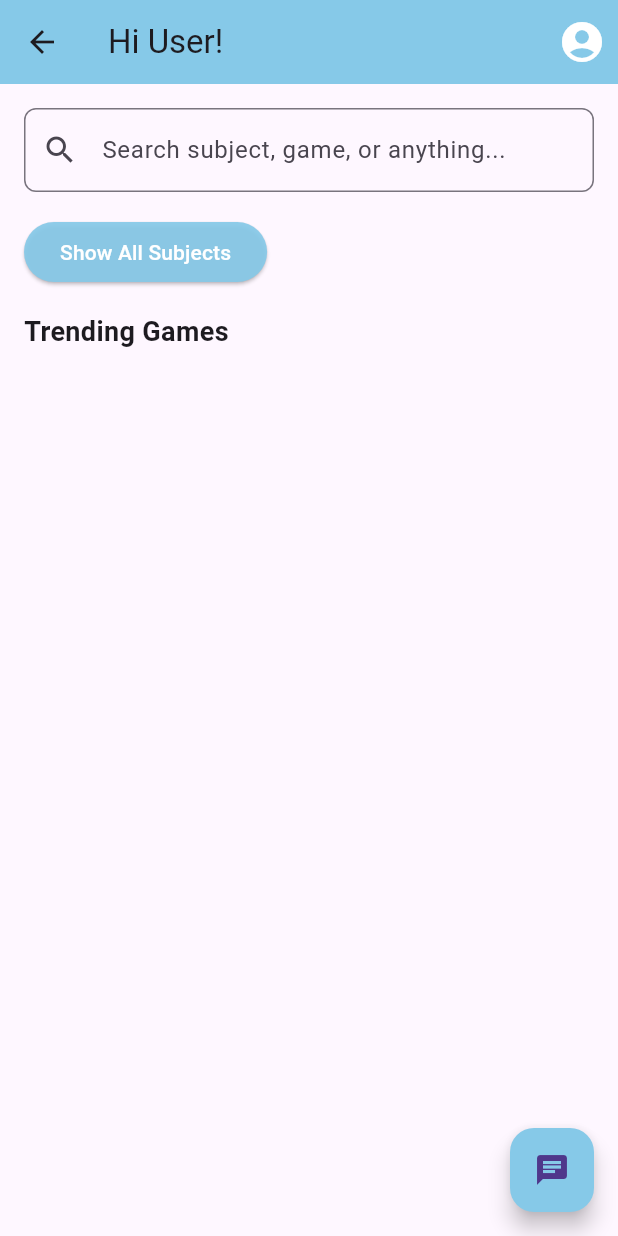
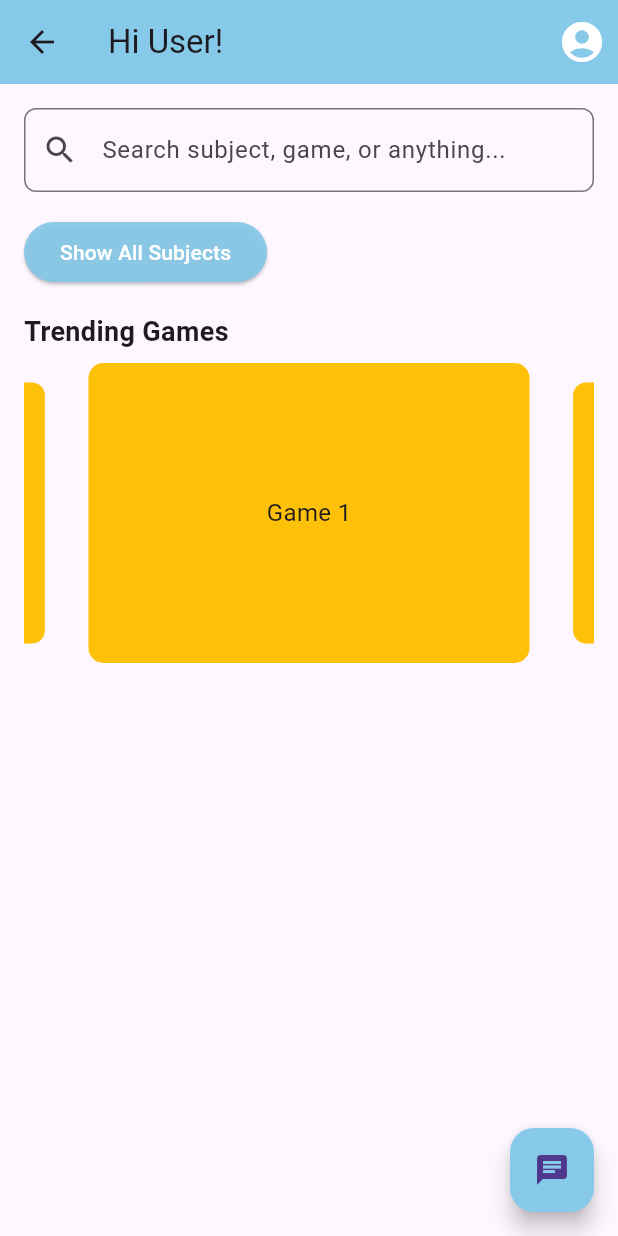
Before and after one commit to cs-cspit/23CS-SEM4-CSE210_41_48_53, a Flutter app: the HomeScreen screen opened directly, on a phone screen of 412 x 824 dp. Run offline on Flutter 3.47's test engine with Material 3 defaults, Android fonts, the phone set to English and light mode, and no system bars; drawn by our look-alikes of carousel_slider; our stand-ins replace firebase_auth, google_sign_in, image_picker; accounts and stored records are empty.

```diff
--- a/lib/home_screen.dart
+++ b/lib/home_screen.dart
@@ -1,38 +1,111 @@
+// // import 'package:flutter/material.dart';
+
+// // void main() {
+// //   runApp(const MyApp());
+// // }
+
+// // class MyApp extends StatelessWidget {
+// //   const MyApp({super.key});
+
+// //   @override
+// //   Widget build(BuildContext context) {
+// //     return MaterialApp(
+// //       title: 'Flutter Demo',
+// //       theme: ThemeData(
+// //         colorScheme: ColorScheme.fromSeed(seedColor: Colors.deepPurple),
+// //         useMaterial3: true,
+// //       ),
+// //       home: const HomeScreen(),
+// //     );
+// //   }
+// // }
+
+// // class HomeScreen extends StatelessWidget {
+// //   const HomeScreen({super.key});
+
+// //   @override
+// //   Widget build(BuildContext context) {
+// //     return Scaffold(
+// //       appBar: AppBar(
+// //         title: const Text('Home Screen'),
+// //         actions: [
+// //           IconButton(
+// //             icon: const Icon(Icons.account_circle),
+// //             onPressed: () {
+// //               // Navigate to profile screen
+// //             },
+// //           ),
+// //         ],
+// //       ),
+// //       body: Padding(
+// //         padding: const EdgeInsets.all(16.0),
+// //         child: Column(
+// //           crossAxisAlignment: CrossAxisAlignment.start,
+// //           children: <Widget>[
+// //             TextField(
+// //               decoration: InputDecoration(
+// //                 prefixIcon: const Icon(Icons.search),
+// //                 hintText: 'Search subject, game, or anything...',
+// //                 border: OutlineInputBorder(
+// //                   borderRadius: BorderRadius.circular(8.0),
+// //                 ),
+// //               ),
+// //             ),
+// //             const SizedBox(height: 16.0),
+// //             ElevatedButton(
+// //               onPressed: () {
+// //                 // Navigate to all subjects screen
+// //               },
+// //               child: const Text('Show All Subjects'),
+// //             ),
+// //             const SizedBox(height: 16.0),
+// //             const Text(
+// //               'Trending Games',
+// //               style: TextStyle(fontSize: 18, fontWeight: FontWeight.bold),
+// //             ),
+// //             const SizedBox(height: 8.0),
+// //             // Carousel code removed
+// //           ],
+// //         ),
+// //       ),
+// //       floatingActionButton: FloatingActionButton(
+// //         onPressed: () {
+// //           Navigator.pushNamed(context, '/chatbot');
+// //         },
+// //         tooltip: 'Chatbot',
+// //         child: const Icon(Icons.chat),
+// //       ),
+// //     );
+// //   }
+// // }
+
+// ///2 code
 // import 'package:flutter/material.dart';
-
-// void main() {
-//   runApp(const MyApp());
-// }
-
-// class MyApp extends StatelessWidget {
-//   const MyApp({super.key});
-
-//   @override
-//   Widget build(BuildContext context) {
-//     return MaterialApp(
-//       title: 'Flutter Demo',
-//       theme: ThemeData(
-//         colorScheme: ColorScheme.fromSeed(seedColor: Colors.deepPurple),
-//         useMaterial3: true,
-//       ),
-//       home: const HomeScreen(),
-//     );
-//   }
-// }
 
 // class HomeScreen extends StatelessWidget {
 //   const HomeScreen({super.key});
 
 //   @override
 //   Widget build(BuildContext context) {
+//     // Assuming you have a way to determine the user's role
+//     // For example, you can pass the role as an argument or fetch it from a service
+//     const String userRole = 'student'; // or 'faculty'
 //     return Scaffold(
 //       appBar: AppBar(
-//         title: const Text('Home Screen'),
+//         title: const Text('Hi User!'),
+//         backgroundColor: const Color.fromARGB(255, 134, 201, 232),
 //         actions: [
 //           IconButton(
 //             icon: const Icon(Icons.account_circle),
+//             iconSize: 32.0,
+//             color: const Color.fromARGB(255, 255, 255, 255),
 //             onPressed: () {
 //               // Navigate to profile screen
+//               if (userRole == 'student') {
+//                 Navigator.pushNamed(context, 'student_profile');
+//               } else if (userRole == 'faculty') {
+//                 Navigator.pushNamed(context, 'faculty_profile');
+//               }
 //             },
 //           ),
 //         ],
@@ -53,6 +126,10 @@
 //             ),
 //             const SizedBox(height: 16.0),
 //             ElevatedButton(
+//               style: ElevatedButton.styleFrom(
+//                 backgroundColor: const Color.fromARGB(235, 134, 201, 232),
+//                 foregroundColor: const Color.fromARGB(255, 255, 255, 255),
+//               ),
 //               onPressed: () {
 //                 // Navigate to all subjects screen
 //               },
@@ -73,21 +150,23 @@
 //           Navigator.pushNamed(context, '/chatbot');
 //         },
 //         tooltip: 'Chatbot',
+//         backgroundColor: const Color.fromARGB(255, 134, 201, 232),
 //         child: const Icon(Icons.chat),
 //       ),
 //     );
 //   }
 // }
 
+//3 code
+
 import 'package:flutter/material.dart';
+import 'package:carousel_slider/carousel_slider.dart';
 
 class HomeScreen extends StatelessWidget {
   const HomeScreen({super.key});
 
   @override
   Widget build(BuildContext context) {
-    // Assuming you have a way to determine the user's role
-    // For example, you can pass the role as an argument or fetch it from a service
     const String userRole = 'student'; // or 'faculty'
     return Scaffold(
       appBar: AppBar(
@@ -99,7 +178,6 @@ class HomeScreen extends StatelessWidget {
             iconSize: 32.0,
             color: const Color.fromARGB(255, 255, 255, 255),
             onPressed: () {
-              // Navigate to profile screen
               if (userRole == 'student') {
                 Navigator.pushNamed(context, 'student_profile');
               } else if (userRole == 'faculty') {
@@ -109,7 +187,8 @@ class HomeScreen extends StatelessWidget {
           ),
         ],
       ),
-      body: Padding(
+      body: SingleChildScrollView(
+        child: Padding(
           padding: const EdgeInsets.all(16.0),
           child: Column(
             crossAxisAlignment: CrossAxisAlignment.start,
@@ -140,8 +219,36 @@ class HomeScreen extends StatelessWidget {
                 style: TextStyle(fontSize: 18, fontWeight: FontWeight.bold),
               ),
               const SizedBox(height: 8.0),
-            // Carousel code removed
+              CarouselSlider(
+                options: CarouselOptions(
+                  height: 200.0,
+                  autoPlay: true,
+                  enlargeCenterPage: true,
+                ),
+                items:
+                    [1, 2, 3, 4, 5].map((i) {
+                      return Builder(
+                        builder: (BuildContext context) {
+                          return Container(
+                            width: MediaQuery.of(context).size.width,
+                            margin: const EdgeInsets.symmetric(horizontal: 5.0),
+                            decoration: BoxDecoration(
+                              color: Colors.amber,
+                              borderRadius: BorderRadius.circular(10.0),
+                            ),
+                            child: Center(
+                              child: Text(
+                                'Game $i',
+                                style: const TextStyle(fontSize: 16.0),
+                              ),
+                            ),
+                          );
+                        },
+                      );
+                    }).toList(),
+              ),
             ],
+          ),
         ),
       ),
       floatingActionButton: FloatingActionButton(
--- a/lib/splash.dart
+++ b/lib/splash.dart
@@ -22,13 +22,11 @@ class SplashScreenState extends State<SplashScreen>
       duration: const Duration(seconds: 1),
       vsync: this,
     )..forward();
-    _fadeAnimation = CurvedAnimation(
-      parent: _controller,
-      curve: Curves.easeIn,
-    );
-    _shakeAnimation = Tween<double>(begin: 0, end: 10)
-        .chain(CurveTween(curve: Curves.elasticIn))
-        .animate(_controller);
+    _fadeAnimation = CurvedAnimation(parent: _controller, curve: Curves.easeIn);
+    _shakeAnimation = Tween<double>(
+      begin: 0,
+      end: 10,
+    ).chain(CurveTween(curve: Curves.elasticIn)).animate(_controller);
 
     Timer(const Duration(seconds: 3), () {
       Navigator.pushReplacement(
@@ -64,8 +62,8 @@ class SplashScreenState extends State<SplashScreen>
                 },
                 child: Image.asset(
                   'assets/logo1.png', // Ensure this image exists in your assets folder
-                  width: 250,
-                  height: 250,
+                  width: 350,
+                  height: 350,
                   errorBuilder: (context, error, stackTrace) {
                     return const Text(
                       'Image Not Found',
```
Also changed, not shown: assets/logo1.png. Lines whose indentation alone changed are shown as unchanged.
